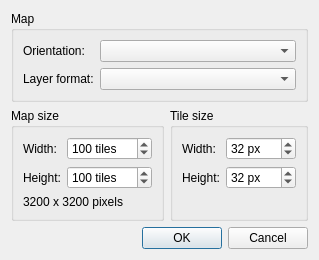
mapeditor/tiled, file src/tiled/newmapdialog.ui: the form before one commit.
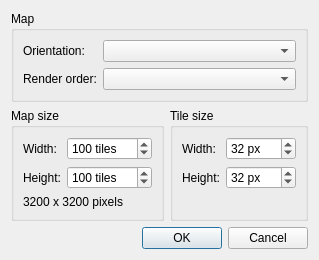
The form after the commit.

Diff of the .ui file:
```diff
--- a/src/tiled/newmapdialog.ui
+++ b/src/tiled/newmapdialog.ui
@@ -213,6 +213,9 @@
         <property name="text">
          <string>Layer format:</string>
         </property>
+        <property name="text">
+         <string>Render order:</string>
+        </property>
         <property name="buddy">
          <cstring>layerFormat</cstring>
         </property>
```
